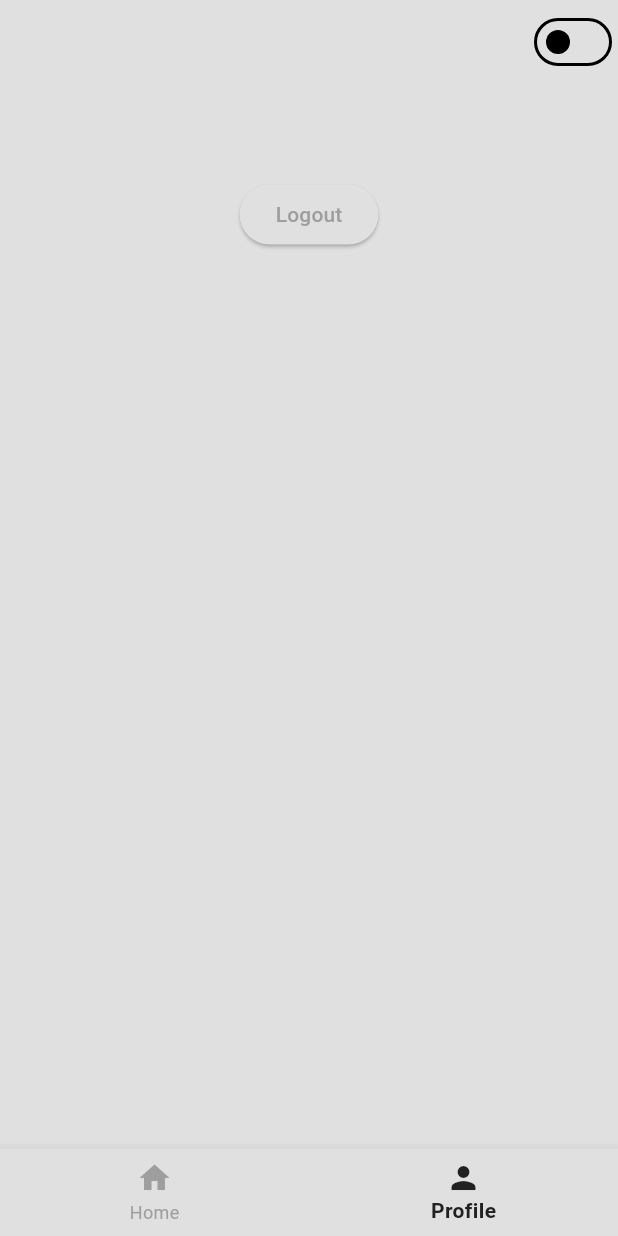
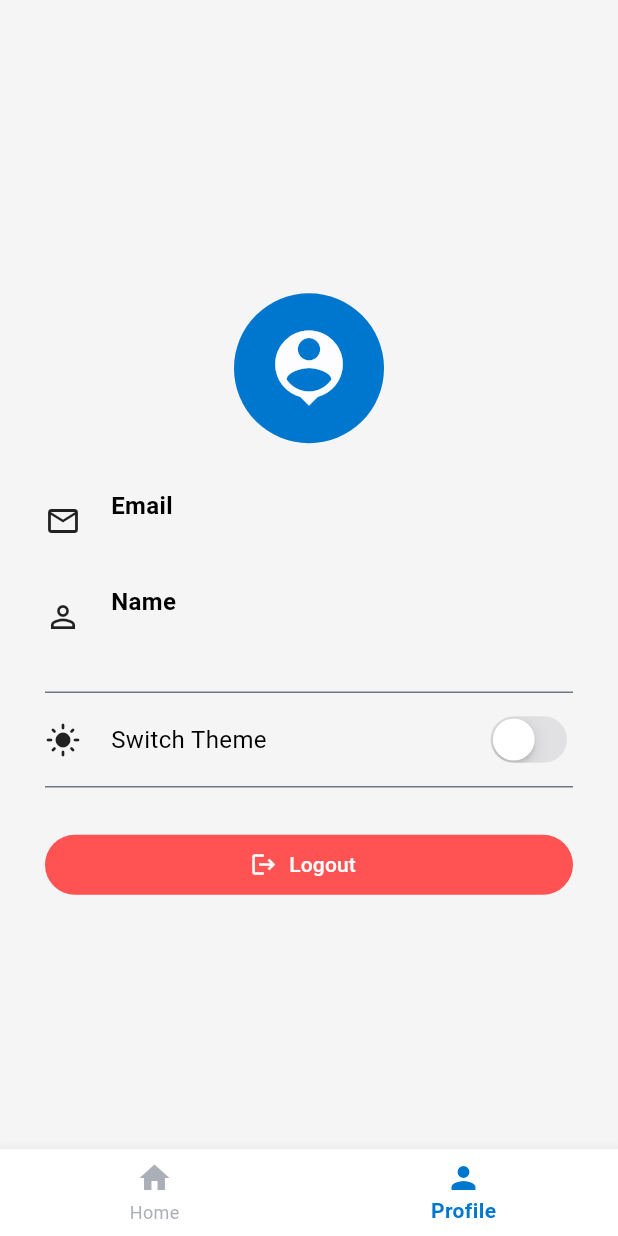
Before and after one commit to vearmunn/minimal_chat_app, a Flutter app: the screen it shows once a user with an empty profile is signed in, item 2 of the bottom bar chosen, after a tap on "Logout", on a phone screen of 412 x 824 dp. Run offline on Flutter 3.47's test engine with Material 3 defaults, Android fonts, the light colour scheme and no system bars; our stand-ins replace cloud_firestore, firebase_auth, firebase_core, flutter_bloc, google_sign_in, shared_preferences; accounts and stored records are empty.

Commit message:
fixing up UI

```diff
--- a/lib/features/auth/pages/login_page.dart
+++ b/lib/features/auth/pages/login_page.dart
@@ -15,34 +15,78 @@ class LoginPage extends StatelessWidget {
   @override
   Widget build(BuildContext context) {
     return Scaffold(
-      backgroundColor: getSurface(context),
-      body: Center(
+      backgroundColor: getPrimary(context),
+      body: SafeArea(
+        child: SizedBox(
+          width: MediaQuery.of(context).size.width,
+          height: MediaQuery.of(context).size.height,
           child: Column(
+            crossAxisAlignment: CrossAxisAlignment.center,
+            children: [
+              verticalSpacer(20),
+              Row(
                 mainAxisAlignment: MainAxisAlignment.center,
+                crossAxisAlignment: CrossAxisAlignment.end,
                 children: [
-            // logo
-            Icon(Icons.message, size: 60, color: getPrimary(context)),
-            verticalSpacer(30),
-
-            // welcome back message
+                  Icon(Icons.message, size: 30, color: getOnPrimary(context)),
+                  horizontalSpacer(4),
                   Text(
-              "Welcome back, you've been missed!",
-              style: TextStyle(color: getPrimary(context), fontSize: 16),
+                    'Mini Chat',
+                    style: TextStyle(
+                      fontWeight: FontWeight.bold,
+                      fontSize: 24,
+                      color: getOnPrimary(context),
+                    ),
+                  ),
+                ],
               ),
               verticalSpacer(20),
+              Container(
+                width: MediaQuery.of(context).size.width * 0.9,
+                height: MediaQuery.of(context).size.height * 0.5,
+                decoration: BoxDecoration(
+                  color: Colors.white,
+                  borderRadius: BorderRadius.circular(10),
+                ),
+                child: Image.asset('assets/images/login_image.jpg'),
+              ),
+
+              verticalSpacer(30),
+              Text(
+                "Real Talk Starts Here",
+                style: TextStyle(
+                  color: getOnPrimary(context),
+                  fontSize: 24,
+                  fontWeight: FontWeight.bold,
+                ),
+              ),
+              verticalSpacer(4),
+              Text(
+                "A fun, easy way to keep the conversation going with your favorite people.",
+                textAlign: TextAlign.center,
+                style: TextStyle(color: getOnPrimary(context), fontSize: 12),
+              ),
+              verticalSpacer(30),
               BlocBuilder<AuthBloc, AuthState>(
                 builder: (context, state) {
                   if (state is AuthLoading) {
-                  return CircularProgressIndicator();
+                    return CircularProgressIndicator(
+                      color: getOnPrimary(context),
+                    );
                   }
-                return ElevatedButton(
+                  return ElevatedButton.icon(
                     onPressed:
                         () => context.read<AuthBloc>().add(SignInWithGoogle()),
-                  child: Text('Sign In with Google'),
+                    icon: Image.asset('assets/images/google.png', height: 28),
+                    label: Text(
+                      'Sign In with Google',
+                      style: TextStyle(fontWeight: FontWeight.bold),
+                    ),
                   );
                 },
               ),
             ],
+          ),
         ),
       ),
     );
--- a/lib/features/chat/pages/user_list_page.dart
+++ b/lib/features/chat/pages/user_list_page.dart
@@ -3,6 +3,7 @@ import 'package:flutter_bloc/flutter_bloc.dart';
 import 'package:minimal_chat_app/features/auth/controllers/bloc/auth_bloc.dart';
 import 'package:minimal_chat_app/features/chat/controllers/users/users_bloc.dart';
 import 'package:minimal_chat_app/features/chat/pages/chat_page.dart';
+import 'package:minimal_chat_app/utils/spacer.dart';
 
 import '../../../utils/get_colors.dart';
 
@@ -24,7 +25,23 @@ class _UserListPageState extends State<UserListPage> {
   @override
   Widget build(BuildContext context) {
     return Scaffold(
-      appBar: AppBar(title: Text('Minimal Chat App'), centerTitle: true),
+      appBar: AppBar(
+        elevation: 2,
+        title: Row(
+          mainAxisAlignment: MainAxisAlignment.center,
+          children: [
+            Icon(Icons.message_rounded, color: getPrimary(context)),
+            horizontalSpacer(8),
+            Text(
+              'Mini Chat',
+              style: TextStyle(
+                fontWeight: FontWeight.bold,
+                color: getPrimary(context),
+              ),
+            ),
+          ],
+        ),
+      ),
       body: _buildUserList(),
     );
   }
@@ -45,15 +62,16 @@ class _UserListPageState extends State<UserListPage> {
             itemBuilder: (BuildContext context, int index) {
               return Padding(
                 padding: const EdgeInsets.only(bottom: 12.0),
-                child: ListTile(
-                  leading: Icon(Icons.person_4_rounded),
+                child: Column(
+                  children: [
+                    ListTile(
+                      leading: CircleAvatar(child: Icon(Icons.person)),
                       shape: RoundedRectangleBorder(
                         borderRadius: BorderRadius.circular(10),
                       ),
-                  tileColor: getPrimary(context),
                       title: Text(
                         state.users[index]['name'],
-                    style: TextStyle(color: getOnPrimary(context)),
+                        style: TextStyle(),
                       ),
                       onTap: () {
                         Navigator.push(
@@ -67,6 +85,8 @@ class _UserListPageState extends State<UserListPage> {
                           ),
                         );
                       },
+                    ),
+                  ],
                 ),
               );
             },
--- a/lib/features/home/pages/home_page.dart
+++ b/lib/features/home/pages/home_page.dart
@@ -20,9 +20,10 @@ class _HomePageState extends State<HomePage> {
     return Scaffold(
       body: _screens[currentIndex],
       bottomNavigationBar: BottomNavigationBar(
+        backgroundColor: getTertiary(context),
         currentIndex: currentIndex,
-        selectedItemColor: getInversePrimary(context),
-        unselectedItemColor: getPrimary(context),
+        selectedItemColor: getPrimary(context),
+        unselectedItemColor: getSecondary(context).withAlpha(150),
         selectedLabelStyle: TextStyle(fontWeight: FontWeight.bold),
         onTap: (value) {
           setState(() {
--- a/lib/features/profile/pages/profile_page.dart
+++ b/lib/features/profile/pages/profile_page.dart
@@ -1,9 +1,13 @@
+import 'package:flutter/cupertino.dart';
 import 'package:flutter/material.dart';
 import 'package:flutter_bloc/flutter_bloc.dart';
 import 'package:minimal_chat_app/features/auth/controllers/bloc/auth_bloc.dart';
 import 'package:minimal_chat_app/features/chat/controllers/chat_service.dart';
 import 'package:minimal_chat_app/themes/bloc/theme_bloc.dart';
+import 'package:minimal_chat_app/utils/get_colors.dart';
+import 'package:minimal_chat_app/utils/spacer.dart';
 
+import '../../../widgets/profile_info.dart';
 import '../controllers/bloc/profile_bloc.dart';
 
 class ProfilePage extends StatefulWidget {
@@ -27,16 +31,6 @@ class _ProfilePageState extends State<ProfilePage> {
   Widget build(BuildContext context) {
     final isDark = context.watch<ThemeBloc>().state.themeMode == ThemeMode.dark;
     return Scaffold(
-      appBar: AppBar(
-        actions: [
-          Switch(
-            value: isDark,
-            onChanged: (v) {
-              context.read<ThemeBloc>().add(ToggleTheme());
-            },
-          ),
-        ],
-      ),
       body: Center(
         child: BlocBuilder<ProfileBloc, ProfileState>(
           builder: (context, state) {
@@ -47,16 +41,67 @@ class _ProfilePageState extends State<ProfilePage> {
               return Center(child: CircularProgressIndicator());
             }
             if (state is ProfileLoaded) {
-              return Column(
-                children: [
-                  Text(state.userProfile['uid']),
-                  Text(state.userProfile['email']),
-                  Text(state.userProfile['name']),
-                  ElevatedButton(
-                    onPressed: () => context.read<AuthBloc>().add(SignOut()),
-                    child: Text('Logout'),
-                  ),
-                ],
+              return Padding(
+                padding: const EdgeInsets.symmetric(horizontal: 30.0),
+                child: Column(
+                  mainAxisAlignment: MainAxisAlignment.center,
+                  children: [
+                    verticalSpacer(30),
+                    CircleAvatar(
+                      radius: 50,
+                      child: Icon(Icons.person_pin, size: 60),
+                    ),
+                    verticalSpacer(30),
+                    ProfileInfo(
+                      label: 'Email',
+                      value: state.userProfile['email'],
+                      icon: Icons.email_outlined,
+                    ),
+                    verticalSpacer(20),
+                    ProfileInfo(
+                      label: 'Name',
+                      value: state.userProfile['name'],
+                      icon: Icons.person_outline,
+                    ),
+                    verticalSpacer(20),
+                    Divider(color: getSecondary(context)),
+                    verticalSpacer(4),
+                    Row(
+                      children: [
+                        Icon(isDark ? Icons.dark_mode : Icons.light_mode),
+                        horizontalSpacer(20),
+                        Text('Switch Theme', style: TextStyle(fontSize: 16)),
+                        Spacer(),
+                        CupertinoSwitch(
+                          activeTrackColor: Colors.blue,
+                          value: isDark,
+                          onChanged: (v) {
+                            context.read<ThemeBloc>().add(ToggleTheme());
+                          },
+                        ),
+                      ],
+                    ),
+                    verticalSpacer(4),
+                    Divider(color: getSecondary(context)),
+                    verticalSpacer(20),
+                    SizedBox(
+                      width: double.infinity,
+                      child: ElevatedButton.icon(
+                        onPressed:
+                            () => context.read<AuthBloc>().add(SignOut()),
+                        style: ElevatedButton.styleFrom(
+                          elevation: 0,
+                          backgroundColor: Colors.redAccent.shade200,
+                        ),
+                        icon: Icon(Icons.logout, color: Colors.white),
+                        label: Text(
+                          'Logout',
+                          style: TextStyle(color: Colors.white),
+                        ),
+                      ),
+                    ),
+                  ],
+                ),
               );
             }
             return SizedBox.shrink();
--- a/lib/themes/dark_mode.dart
+++ b/lib/themes/dark_mode.dart
@@ -3,9 +3,20 @@ import 'package:flutter/material.dart';
 ThemeData darkMode = ThemeData(
   colorScheme: ColorScheme.dark(
     surface: Colors.grey.shade900,
-    primary: Colors.grey.shade600,
-    secondary: Colors.grey.shade700,
+    primary: Color(0xffa2c9ff),
+    onPrimary: Color(0xff00315b),
+    secondary: Colors.grey.shade400,
+    onSecondary: Colors.grey.shade800,
     tertiary: Colors.grey.shade800,
-    inversePrimary: Colors.grey.shade200,
+    onTertiary: Colors.white,
   ),
 );
+// ThemeData darkMode = ThemeData(
+//   colorScheme: ColorScheme.dark(
+//     surface: Colors.grey.shade900,
+//     primary: Colors.grey.shade600,
+//     secondary: Colors.grey.shade700,
+//     tertiary: Colors.grey.shade800,
+//     inversePrimary: Colors.grey.shade200,
+//   ),
+// );
--- a/lib/themes/light_mode.dart
+++ b/lib/themes/light_mode.dart
@@ -2,10 +2,21 @@ import 'package:flutter/material.dart';
 
 ThemeData lightMode = ThemeData(
   colorScheme: ColorScheme.light(
-    surface: Colors.grey.shade300,
-    primary: Colors.grey.shade500,
-    secondary: Colors.grey.shade200,
+    surface: Colors.grey.shade100,
+    primary: Color(0xff0077ce),
+    onPrimary: Color(0xfffdfcff),
+    secondary: Color(0xff707784),
+    onSecondary: Color(0xffffffff),
     tertiary: Colors.white,
-    inversePrimary: Colors.grey.shade900,
+    onTertiary: Colors.black,
   ),
 );
+// ThemeData lightMode = ThemeData(
+//   colorScheme: ColorScheme.light(
+//     surface: Colors.grey.shade300,
+//     primary: Colors.grey.shade500,
+//     secondary: Colors.grey.shade200,
+//     tertiary: Colors.white,
+//     inversePrimary: Colors.grey.shade900,
+//   ),
+// );
--- a/lib/utils/get_colors.dart
+++ b/lib/utils/get_colors.dart
@@ -24,6 +24,6 @@ Color getTertiary(context) {
   return Theme.of(context).colorScheme.tertiary;
 }
 
-Color getInversePrimary(context) {
-  return Theme.of(context).colorScheme.inversePrimary;
+Color getOnTertiary(context) {
+  return Theme.of(context).colorScheme.onTertiary;
 }
--- /dev/null
+++ b/lib/widgets/profile_info.dart
@@ -0,0 +1,37 @@
+// ignore_for_file: public_member_api_docs, sort_constructors_first
+import 'package:flutter/material.dart';
+
+import '../utils/get_colors.dart';
+import '../utils/spacer.dart';
+
+class ProfileInfo extends StatelessWidget {
+  final String label;
+  final String value;
+  final IconData icon;
+  const ProfileInfo({
+    super.key,
+    required this.label,
+    required this.value,
+    required this.icon,
+  });
+
+  @override
+  Widget build(BuildContext context) {
+    return Row(
+      children: [
+        Icon(icon),
+        horizontalSpacer(20),
+        Column(
+          crossAxisAlignment: CrossAxisAlignment.start,
+          children: [
+            Text(
+              label,
+              style: TextStyle(fontSize: 16, fontWeight: FontWeight.bold),
+            ),
+            Text(value, style: TextStyle(color: getSecondary(context))),
+          ],
+        ),
+      ],
+    );
+  }
+}
--- a/pubspec.yaml
+++ b/pubspec.yaml
@@ -64,8 +64,8 @@ flutter:
   uses-material-design: true
 
   # To add assets to your application, add an assets section, like this:
-  # assets:
-  #   - images/a_dot_burr.jpeg
+  assets:
+    - assets/images/
   #   - images/a_dot_ham.jpeg
 
   # An image asset can refer to one or more resolution-specific "variants", see
```
Also changed, not shown: lib/features/chat/pages/chat_page.dart (+7 -4 lines), lib/widgets/chat_bubble.dart (+8 -4 lines), lib/widgets/custom_button.dart (+33 -33 lines), lib/widgets/custom_textfield.dart (+7 -4 lines), assets/images/google.png (added), assets/images/login_image.jpg (added). Lines whose indentation alone changed are shown as unchanged.
